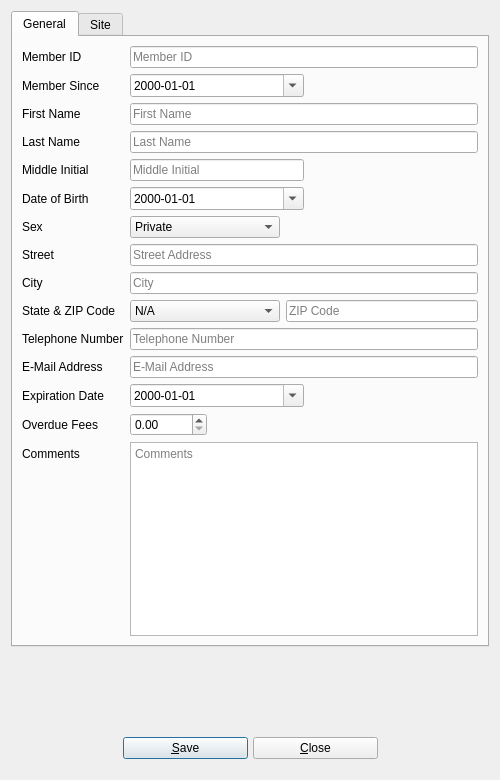
textbrowser/biblioteq, file UI/biblioteq_userinfo.ui: the form before one commit.
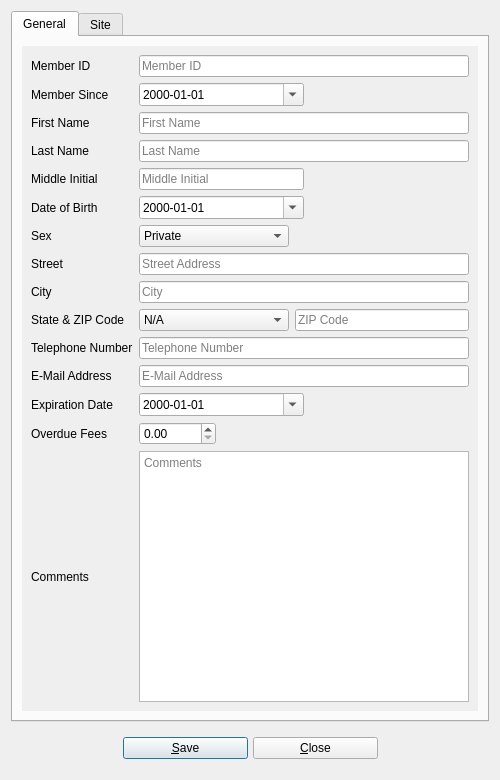
The form after the commit. Icons and pictures are not drawn.

What changed in the file:
```diff
--- a/UI/biblioteq_userinfo.ui
+++ b/UI/biblioteq_userinfo.ui
@@ -27,7 +27,25 @@
       <attribute name="title">
        <string>General</string>
       </attribute>
-      <layout class="QFormLayout" name="formLayout_2">
+      <layout class="QVBoxLayout" name="verticalLayout">
+       <item>
+        <widget class="QScrollArea" name="scrollArea">
+         <property name="frameShape">
+          <enum>QFrame::NoFrame</enum>
+         </property>
+         <property name="widgetResizable">
+          <bool>true</bool>
+         </property>
+         <widget class="QWidget" name="scrollAreaWidgetContents">
+          <property name="geometry">
+           <rect>
+            <x>0</x>
+            <y>0</y>
+            <width>468</width>
+            <height>669</height>
+           </rect>
+          </property>
+          <layout class="QGridLayout" name="gridLayout">
        <item row="0" column="0">
         <widget class="QLabel" name="label_5">
          <property name="text">
@@ -610,6 +628,23 @@
          </property>
         </widget>
        </item>
+           <item row="11" column="1">
+            <layout class="QHBoxLayout" name="horizontalLayout_2">
+             <item>
+              <widget class="QLineEdit" name="email">
+               <property name="toolTip">
+                <string>&lt;html&gt;&lt;head/&gt;&lt;body&gt;&lt;p&gt;The E-Mail Address is not validated. Please be sure that it is correct!&lt;/p&gt;&lt;/body&gt;&lt;/html&gt;</string>
+               </property>
+               <property name="maxLength">
+                <number>128</number>
+               </property>
+               <property name="placeholderText">
+                <string>E-Mail Address</string>
+               </property>
+              </widget>
+             </item>
+            </layout>
+           </item>
        <item row="12" column="0">
         <widget class="QLabel" name="label_13">
          <property name="text">
@@ -702,47 +737,11 @@
          </property>
         </widget>
        </item>
-       <item row="11" column="1">
-        <layout class="QHBoxLayout" name="horizontalLayout_2">
-         <item>
-          <widget class="QLineEdit" name="email">
-           <property name="toolTip">
-            <string>&lt;html&gt;&lt;head/&gt;&lt;body&gt;&lt;p&gt;The E-Mail Address is not validated. Please be sure that it is correct!&lt;/p&gt;&lt;/body&gt;&lt;/html&gt;</string>
-           </property>
-           <property name="maxLength">
-            <number>128</number>
-           </property>
-           <property name="placeholderText">
-            <string>E-Mail Address</string>
-           </property>
-          </widget>
-         </item>
-        </layout>
-       </item>
-      </layout>
-      <zorder>label_9</zorder>
-      <zorder>label</zorder>
-      <zorder>firstName</zorder>
-      <zorder>label_4</zorder>
-      <zorder>lastName</zorder>
-      <zorder>label_8</zorder>
-      <zorder>label_10</zorder>
-      <zorder>label_11</zorder>
-      <zorder>label_2</zorder>
-      <zorder>street</zorder>
-      <zorder>label_6</zorder>
-      <zorder>city</zorder>
-      <zorder>label_7</zorder>
-      <zorder>label_3</zorder>
-      <zorder>telephoneNumber</zorder>
-      <zorder>label_12</zorder>
-      <zorder>label_13</zorder>
-      <zorder>label_14</zorder>
-      <zorder>overduefees</zorder>
-      <zorder>label_15</zorder>
-      <zorder>comments</zorder>
-      <zorder>label_5</zorder>
-      <zorder>memberid</zorder>
+          </layout>
+         </widget>
+        </widget>
+       </item>
+      </layout>
      </widget>
      <widget class="QWidget" name="tab_2">
       <attribute name="title">
@@ -798,19 +797,6 @@
      </widget>
     </widget>
    </item>
-   <item>
-    <spacer>
-     <property name="orientation">
-      <enum>Qt::Vertical</enum>
-     </property>
-     <property name="sizeHint" stdset="0">
-      <size>
-       <width>20</width>
-       <height>40</height>
-      </size>
-     </property>
-    </spacer>
-   </item>
    <item>
     <layout class="QHBoxLayout">
      <property name="spacing">
```
Left out of the diff: 1 changed line with no effect on the pictures. Lines whose indentation alone changed are shown as unchanged.
